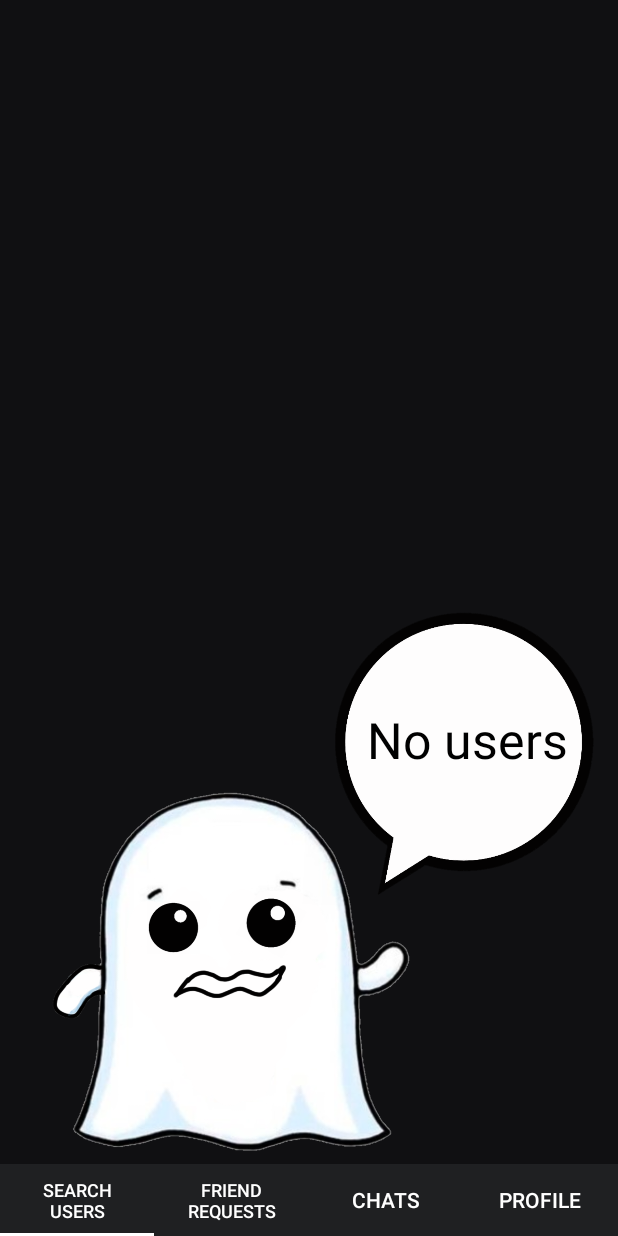
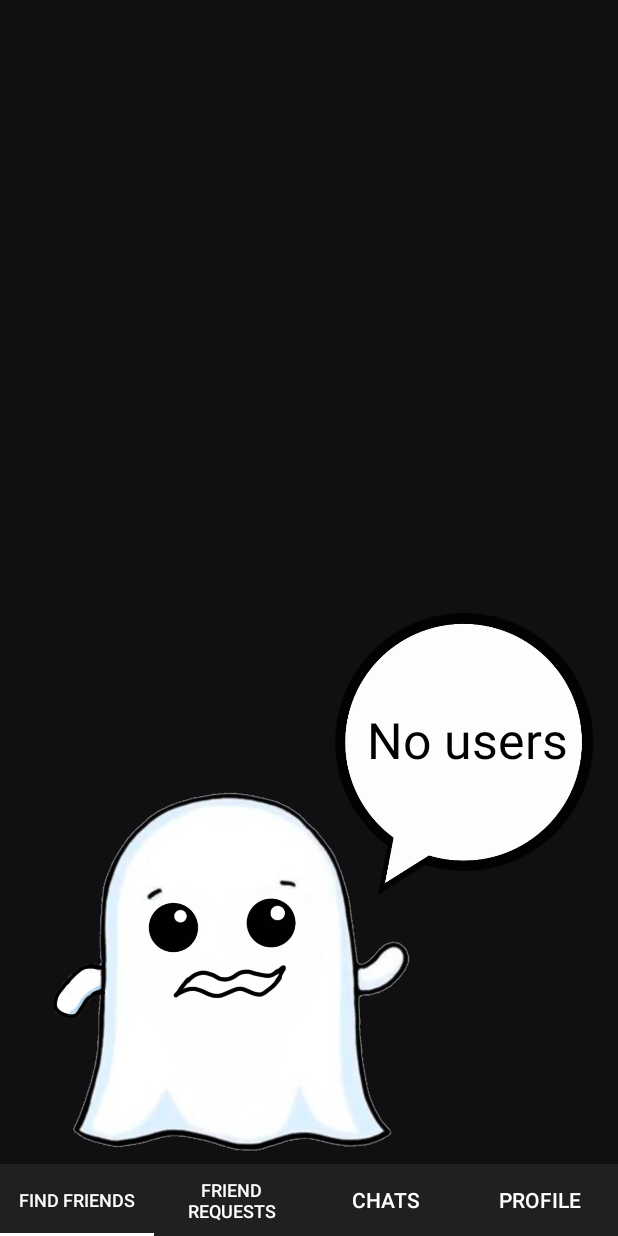
Before and after one commit to 92plus2/OneWorld2, an Android app: the screen it shows after launch once a user with an empty profile is signed in (MainActivity), on a phone screen of 412 x 824 dp. Run offline under Robolectric (Android 15) with nearby library versions, the phone set to English and light mode, and no system bars; our stand-ins replace CircleImageView, Firebase (no records; nobody signed in at launch, a user with empty details on screens opened directly); libraries missing offline, so code that uses them is left out: com.rengwuxian.materialedittext; pictures from the network do not load; 2 statements that could not run were skipped.

Commit message:
Добавлен возраст (для тех, кто его поставил)

```diff
--- a/app/src/main/java/com/work/project/MainActivity.java
+++ b/app/src/main/java/com/work/project/MainActivity.java
@@ -49,7 +49,7 @@ public class MainActivity extends AppCompatActivity {
         final ViewPager viewPager = findViewById(R.id.view_pager);
         ViewPagerAdapter viewPagerAdapter = new ViewPagerAdapter(getSupportFragmentManager(), BEHAVIOR_RESUME_ONLY_CURRENT_FRAGMENT);
 
-        viewPagerAdapter.addFragment(UsersFragment.newInstance(true), getString(R.string.search_users));
+        viewPagerAdapter.addFragment(UsersFragment.newInstance(true), getString(R.string.find_friends));
         viewPagerAdapter.addFragment(UsersFragment.newInstance(false), getString(R.string.friend_requests));
         viewPagerAdapter.addFragment(new ChatsFragment(), getString(R.string.chats));
         viewPagerAdapter.addFragment(new ProfileFragment(), getString(R.string.profile));
--- a/app/src/main/res/values/strings.xml
+++ b/app/src/main/res/values/strings.xml
@@ -12,13 +12,23 @@
     <string name="no_image_selected">No image selected</string>
     <string name="upload_in_progress">Upload in progress</string>
 
-    <string name="he_knows_language">He speaks %s</string>
-    <string name="she_knows_language">She speaks %s</string>
-    <string name="username_knows_language">%1$s speaks %2$s</string>
+    <string-array name="username_knows_language">
+        <item name="username_knows_language">%1$s speaks %2$s</item>
+        <item name="he_knows_language">He speaks %2$s</item>
+        <item name="she_knows_language">She speaks %2$s</item>
+    </string-array>
 
-    <string name="he_is_from_country">He is from %s</string>
-    <string name="she_is_from_country">She is from %s</string>
-    <string name="username_is_from_country">%1$s is from %2$s</string>
+    <string-array name="username_is_from_country">
+        <item name="username_is_from_country">%1$s is from %2$s</item>
+        <item name="he_is_from_country">He is from %2$s</item>
+        <item name="she_is_from_country">She is from %2$s</item>
+    </string-array>
+
+    <string-array name="username_is_n_years_old">
+        <item name="username_is_n_years_old">%1$s is %2$d years old</item>
+        <item name="he_is_n_years_old">He is %2$d years old</item>
+        <item name="she_is_n_years_old">She is %2$d years old</item>
+    </string-array>
 
     <string name="russian">Russian</string>
     <string name="english">English</string>
@@ -45,7 +55,7 @@
     <string name="all_fields_are_required">All fields are required</string>
     <string name="authentication_failed">Authentication failed!</string>
 
-    <string name="search_users">Search Users</string>
+    <string name="find_friends">Find Friends</string>
     <string name="friend_requests">Friend Requests</string>
     <string name="chats">Chats</string>
     <string name="profile">Profile</string>
```
Also changed, not shown: app/src/main/java/com/work/project/Adapter/MessageAdapter.java (+15 -5 lines), app/src/main/java/com/work/project/Adapter/UserAdapter.java (+29 -27 lines), app/src/main/java/com/work/project/Model/User.java (+25 -0 lines), app/src/main/res/layout/user_card.xml (+30 -4 lines).
